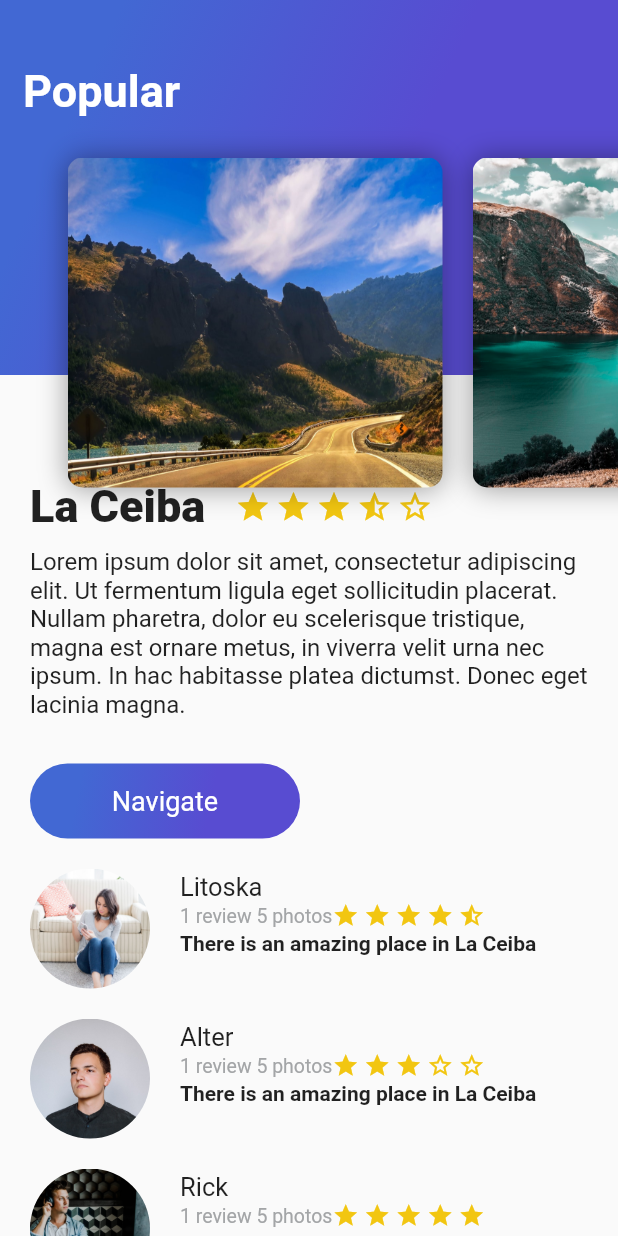
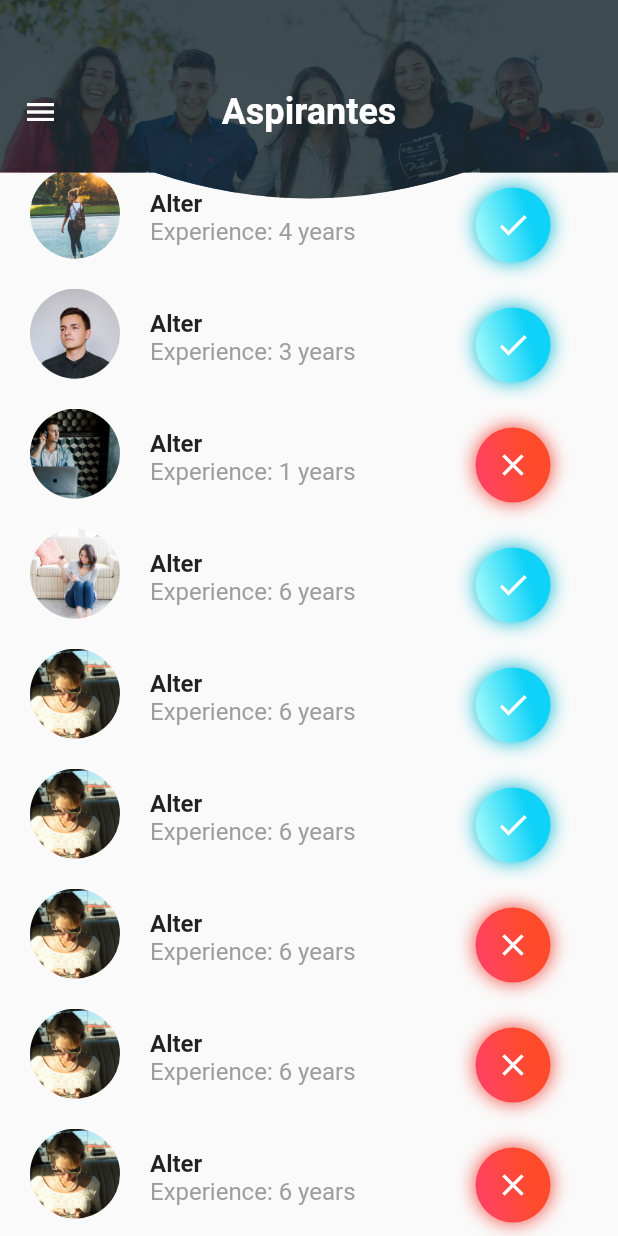
Before and after one commit to amoradel/platzi_trips_app, a Flutter app: the screen it shows after launch, on a phone screen of 412 x 824 dp. Run offline on Flutter 3.47's test engine with Material 2 defaults, Android fonts, the phone set to English and light mode, and no system bars; Roboto replaces fonts that are missing (Lato-Regular).

Commit message:
Aspirantes Reto 3

```diff
--- a/lib/main.dart
+++ b/lib/main.dart
@@ -1,7 +1,11 @@
 import 'package:flutter/material.dart';
 import 'package:platzi_trips_app/description_place.dart';
 import 'package:platzi_trips_app/header_appbar.dart';
+import 'package:platzi_trips_app/reto3/aspirant_header_appbar.dart';
+import 'package:platzi_trips_app/review.dart';
 import 'package:platzi_trips_app/review_list.dart';
+import 'package:platzi_trips_app/reto3/aspirant_list.dart';
+import 'package:platzi_trips_app/reto3/my_clipper.dart';
 
 void main() => runApp(MyApp());
 
@@ -29,19 +33,30 @@ class MyApp extends StatelessWidget {
             //   ),
             //   title: Text('Alter'),
             // ),
-          // body: ,
-          // body: ReviewList(),
+
+            // body: AspirantHeaderAppbar(),
+
             body: Stack(
           children: <Widget>[
-              ListView(
-                children: <Widget>[
-                  DescriptionPlace(name, rating, description),
-                  ReviewList()
+            ListView(children: <Widget>[
+              AspirantList(),
+            ]),
+            AspirantHeaderAppbar()
           ],
-              ),
-              HeaderAppbar()
-            ],
-          ),
+        )
+
+            // body: ReviewList(),
+            // body: Stack(
+            //   children: <Widget>[
+            //     ListView(
+            //       children: <Widget>[
+            //         DescriptionPlace(name, rating, description),
+            //         ReviewList()
+            //       ],
+            //     ),
+            //     HeaderAppbar()
+            //   ],
+            // ),
             ));
   }
 }
--- /dev/null
+++ b/lib/reto3/aspirant.dart
@@ -0,0 +1,143 @@
+import 'package:flutter/material.dart';
+
+class Aspirant extends StatelessWidget {
+  String pathImage;
+  String name;
+  String experience;
+  bool status;
+
+  Aspirant(this.pathImage, this.name, this.experience, this.status);
+
+  Widget buttonStatus(bool stats) {
+    var icontheme;
+    if (stats) {
+      icontheme = Container(
+        height: 50.0,
+        width: 50.0,
+        decoration: BoxDecoration(
+            borderRadius: BorderRadius.circular(30.0),
+            // color: Colors.cyan,
+            gradient: LinearGradient(
+                colors: [Color(0xFFB2FEFA), Color(0xFF0ED2F7)],
+                begin: FractionalOffset(0.0, 0.9),
+                end: FractionalOffset(1.0, 0.6),
+                stops: [0.0, 0.8],
+                tileMode: TileMode.clamp),
+            boxShadow: [
+              BoxShadow(
+                color: Colors.cyan,
+                blurRadius: 10.0, // has the effect of softening the shadow
+                spreadRadius: 0.1, // has the effect of extending the shadow
+                offset: Offset(
+                  0.0, // horizontal, move right 10
+                  0.0, // vertical, move down 10
+                ),
+              )
+            ]),
+        child: Center(
+            child: Icon(Icons.check, color: Color(0xFFFFFFFF), size: 24)),
+      );
+    } else {
+      icontheme = Container(
+        height: 50.0,
+        width: 50.0,
+        decoration: BoxDecoration(
+            borderRadius: BorderRadius.circular(30.0),
+            // color: Colors.cyan,
+            gradient: LinearGradient(
+                colors: [Color(0xFFFF416C), Color(0xFFFF4B2B)],
+                begin: FractionalOffset(0.0, 0.9),
+                end: FractionalOffset(1.0, 0.6),
+                stops: [0.0, 0.8],
+                tileMode: TileMode.clamp),
+            boxShadow: [
+              BoxShadow(
+                color: Colors.red,
+                blurRadius: 10.0, // has the effect of softening the shadow
+                spreadRadius: 0.1, // has the effect of extending the shadow
+                offset: Offset(
+                  0.0, // horizontal, move right 10
+                  0.0, // vertical, move down 10
+                ),
+              )
+            ]),
+        child: Center(
+            child: Icon(Icons.close, color: Color(0xFFFFFFFF), size: 24)),
+      );
+    }
+
+    return icontheme;
+  }
+
+  @override
+  Widget build(BuildContext context) {
+    final userName = Container(
+        margin: EdgeInsets.only(left: 20.0),
+        child: Text(
+          name,
+          textAlign: TextAlign.left,
+          style: TextStyle(
+              fontFamily: "Lato-Regular",
+              fontSize: 16.0,
+              fontWeight: FontWeight.bold),
+        ));
+
+    final userExperience = Container(
+        margin: EdgeInsets.only(left: 20.0),
+        child: Text(
+          experience,
+          textAlign: TextAlign.left,
+          style: TextStyle(
+              fontFamily: "Lato-Regular",
+              fontSize: 16.0,
+              color: Colors.grey,
+              fontWeight: FontWeight.w400),
+        ));
+
+    final photo = Container(
+      margin: EdgeInsets.only(top: 15.0, left: 20.0),
+      width: 60.0,
+      height: 60.0,
+      decoration: BoxDecoration(
+          shape: BoxShape.circle,
+          image:
+              DecorationImage(fit: BoxFit.cover, image: AssetImage(pathImage))),
+    );
+
+    final buttonEmail = Container(
+        margin: EdgeInsets.only(top: 30.0, left: 80.0, right: 20.0),
+        child: InkWell(
+            onTap: () {
+              Scaffold.of(context)
+                  .showSnackBar(SnackBar(content: Text("Enviando Email")));
+            },
+            child: buttonStatus(status)));
+
+    // Container(
+    //   margin: EdgeInsets.only(right: 3.0),
+    //   padding: EdgeInsets.only(bottom: 2.0),
+    //   decoration: BoxDecoration(shape: BoxShape.circle),
+    //   child: Icon(
+    //     Icons.email,
+    //     color: Color(0xFFf2C611),
+    //     size: 24,
+    //   ),
+    // );
+
+    final aspirant = Container(
+        margin: EdgeInsets.only(top: 20.0),
+        child: Column(
+          crossAxisAlignment: CrossAxisAlignment.start,
+          children: <Widget>[userName, userExperience],
+        ));
+
+    final cardAspirant = Container(
+      decoration: BoxDecoration(),
+      child: Row(children: <Widget>[photo, aspirant, buttonEmail]),
+    );
+
+    return cardAspirant;
+
+    // return Row(children: <Widget>[photo, aspirant, buttonEmail]);
+  }
+}
--- /dev/null
+++ b/lib/reto3/aspirant_header_appbar.dart
@@ -0,0 +1,55 @@
+import 'package:flutter/material.dart';
+import 'package:platzi_trips_app/reto3/my_clipper.dart';
+
+class AspirantHeaderAppbar extends StatelessWidget {
+  const AspirantHeaderAppbar({Key key}) : super(key: key);
+
+  @override
+  Widget build(BuildContext context) {
+    double heightbar = 230.0;
+
+    final imageBack = Container(
+      height: heightbar,
+      decoration: BoxDecoration(
+          image: DecorationImage(
+              fit: BoxFit.fitWidth,
+              alignment: Alignment.topCenter,
+              image: AssetImage('assets/img/students.jpg'))),
+    );
+
+    final transparency = Container(
+      height: heightbar,
+      decoration: BoxDecoration(color: Color.fromRGBO(15, 32, 39, 0.8)),
+    );
+
+    final title = Container(
+        height: heightbar * .65,
+        child: Center(
+            child: Text(
+          'Aspirantes',
+          style: TextStyle(
+            color: Colors.white,
+            fontSize: 24.0,
+            fontFamily: 'Lato-Regular',
+            fontWeight: FontWeight.bold,
+          ),
+        )));
+
+    final iconMenu = Container(
+      height: heightbar * .65,
+      padding: EdgeInsets.only(left: 15.0),
+      child: Icon(
+        Icons.menu,
+        color: Color(0xFFFFFFFF),
+        size: 24,
+      ),
+      alignment: Alignment.centerLeft,
+    );
+
+    final headerback = Stack(
+      children: <Widget>[imageBack, transparency, title, iconMenu],
+    );
+
+    return ClipPath(clipper: MyClipper(), child: headerback);
+  }
+}
--- /dev/null
+++ b/lib/reto3/aspirant_list.dart
@@ -0,0 +1,45 @@
+import 'package:flutter/material.dart';
+import 'package:platzi_trips_app/reto3/aspirant.dart';
+
+class AspirantList extends StatelessWidget {
+  @override
+  Widget build(BuildContext context) {
+    return Container(
+      margin: EdgeInsets.only(top: 95.0),
+      child: Column(
+        crossAxisAlignment: CrossAxisAlignment.start,
+        children: <Widget>[
+          Aspirant('assets/img/user.jpg', 'Alter', 'Experience: 4 years', true),
+          Aspirant(
+              'assets/img/user2.jpg', 'Alter', 'Experience: 3 years', true),
+          Aspirant(
+              'assets/img/user3.jpg', 'Alter', 'Experience: 1 years', false),
+          Aspirant(
+              'assets/img/user4.jpg', 'Alter', 'Experience: 6 years', true),
+          Aspirant(
+              'assets/img/user5.jpg', 'Alter', 'Experience: 6 years', true),
+          Aspirant(
+              'assets/img/user5.jpg', 'Alter', 'Experience: 6 years', true),
+          Aspirant(
+              'assets/img/user5.jpg', 'Alter', 'Experience: 6 years', false),
+          Aspirant(
+              'assets/img/user5.jpg', 'Alter', 'Experience: 6 years', false),
+          Aspirant(
+              'assets/img/user5.jpg', 'Alter', 'Experience: 6 years', false),
+          Aspirant(
+              'assets/img/user5.jpg', 'Alter', 'Experience: 6 years', false),
+          Aspirant(
+              'assets/img/user5.jpg', 'Alter', 'Experience: 6 years', false),
+          Aspirant(
+              'assets/img/user5.jpg', 'Alter', 'Experience: 6 years', false),
+          Aspirant(
+              'assets/img/user5.jpg', 'Alter', 'Experience: 6 years', false),
+          Aspirant(
+              'assets/img/user5.jpg', 'Alter', 'Experience: 6 years', false),
+          Aspirant(
+              'assets/img/user5.jpg', 'Alter', 'Experience: 6 years', false),
+        ],
+      ),
+    );
+  }
+}
--- /dev/null
+++ b/lib/reto3/my_clipper.dart
@@ -0,0 +1,20 @@
+import 'package:flutter/material.dart';
+
+class MyClipper extends CustomClipper<Path> {
+  @override
+  Path getClip(Size size) {
+    Path path = new Path()
+      ..lineTo(0, size.height * .5)
+      ..lineTo(size.width * .25, size.height * .5)
+      ..quadraticBezierTo(
+          size.width / 2, size.height * .65, size.width * .75, size.height * .5)
+      ..lineTo(size.width, size.height * .5)
+      ..lineTo(size.width, 0)
+      ..close();
+
+    return path;
+  }
+
+  @override
+  bool shouldReclip(CustomClipper<Path> oldClipper) => true;
+}
--- a/lib/review.dart
+++ b/lib/review.dart
@@ -51,7 +51,7 @@ class Review extends StatelessWidget {
     );
 
     final photo = Container(
-      margin: EdgeInsets.only(top: 20, left: 20),
+      margin: EdgeInsets.only(top: 20.0, left: 20.0),
       width: 80.0,
       height: 80.0,
       decoration: BoxDecoration(
```
Also changed, not shown: assets/img/students.jpg (added), lib/reto1/kaisa.dart (renamed from lib/kaisa.dart). Lines whose indentation alone changed are shown as unchanged.
